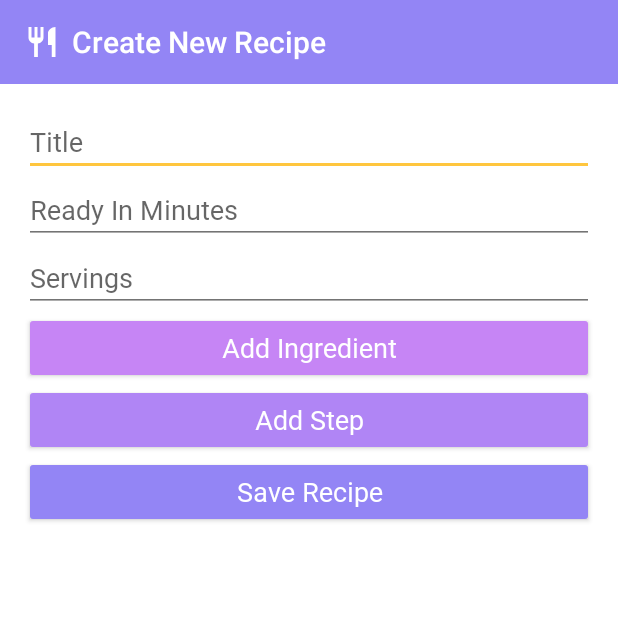
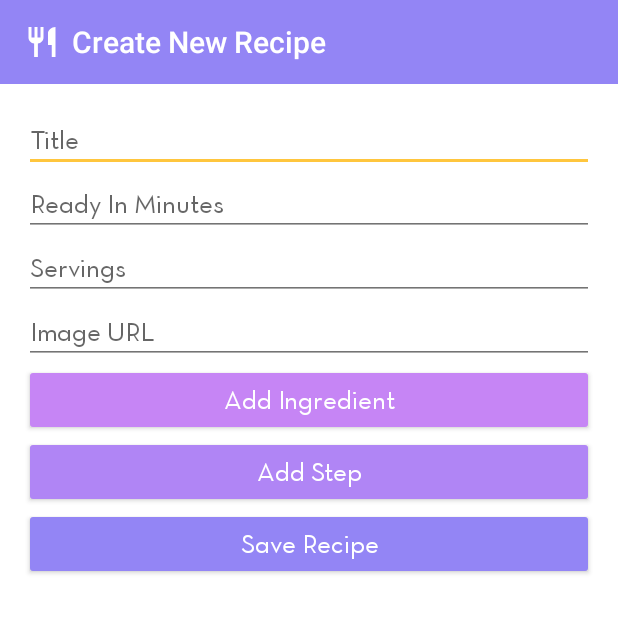
Before and after one commit to paulentine/LookMaCapstone, an Android app: the NewRecipeActivity screen opened directly, with no data from a screen before it, on a phone screen of 412 x 824 dp, the top half of it. Run offline under Robolectric (Android 15) with nearby library versions, the phone set to English and light mode, and no system bars; our stand-ins replace Firebase (no records; nobody signed in at launch, a user with empty details on screens opened directly).

Commit message:
Recipes have images, loaded with Glide. Re-did work for missing commit.

```diff
--- a/app/build.gradle
+++ b/app/build.gradle
@@ -57,5 +57,6 @@ dependencies {
     // Third-party libraries
     implementation 'me.zhanghai.android.materialratingbar:library:1.3.2'
     implementation 'com.github.bumptech.glide:glide:4.8.0'
+    implementation 'com.google.code.gson:gson:2.8.5'
 }
 apply plugin: 'com.google.gms.google-services'
--- a/app/src/main/java/com/paulentine/android/capstone/MainActivity.java
+++ b/app/src/main/java/com/paulentine/android/capstone/MainActivity.java
@@ -100,7 +100,7 @@ public class MainActivity extends AppCompatActivity implements
         mFirestore = FirebaseFirestore.getInstance();
 
         // Get the 50 highest rated recipes
-        mQuery = mFirestore.collection("testRecipes")
+        mQuery = mFirestore.collection("demo")
                 .orderBy("title", Query.Direction.DESCENDING)
                 .limit(LIMIT);
     }
--- a/app/src/main/java/com/paulentine/android/capstone/NewRecipeActivity.java
+++ b/app/src/main/java/com/paulentine/android/capstone/NewRecipeActivity.java
@@ -28,6 +28,7 @@ public class NewRecipeActivity extends AppCompatActivity {
     private EditText editTextTitle;
     private EditText editTextReadyInMinutes;
     private EditText editTextServings;
+    private EditText editTextImage;
     private int stepsCount;
 
     @Override
@@ -39,6 +40,7 @@ public class NewRecipeActivity extends AppCompatActivity {
         editTextTitle = findViewById(R.id.edit_text_title);
         editTextReadyInMinutes = findViewById(R.id.edit_text_ready_in_minutes);
         editTextServings = findViewById(R.id.edit_text_servings);
+        editTextImage = findViewById(R.id.edit_text_image);
 
         final LinearLayout stepsLayout = findViewById(R.id.steps_linear_layout);
         final Button mNewStepButton = findViewById(R.id.recipe_button_new_step);
@@ -64,11 +66,6 @@ public class NewRecipeActivity extends AppCompatActivity {
             public void onClick(View view) {
 
                 LinearLayout ingredientLayout = new LinearLayout(ingredientsLayout.getContext());
-//                LinearLayout.LayoutParams params = new LinearLayout.LayoutParams(LinearLayout.LayoutParams.MATCH_PARENT,
-//                        LinearLayout.LayoutParams.WRAP_CONTENT);
-//                ingredientLayout.setGravity(Gravity.CENTER);
-//                ingredientLayout.setLayoutParams(params);
-//                ingredientLayout.setPadding(10, 10, 10, 10);
 
                 EditText editAmount = new EditText(ingredientLayout.getContext());
                 editAmount.setTextAppearance(R.style.AppTheme_Body1);
@@ -103,11 +100,11 @@ public class NewRecipeActivity extends AppCompatActivity {
         String title = editTextTitle.getText().toString();
         int readyInMinutes = Integer.parseInt(editTextReadyInMinutes.getText().toString());
         int servings = Integer.parseInt(editTextServings.getText().toString());
+        String image = editTextImage.getText().toString();
         List<ExtendedIngredient> extendedIngredients = new ArrayList<ExtendedIngredient>();
         List<Step> steps = new ArrayList<Step>();
 
         final LinearLayout stepsLayout = findViewById(R.id.steps_linear_layout);
-//        int count = stepsLayout.getChildCount();
         for (int stepNum = 0; stepNum < stepsCount; stepNum++) {
             EditText stepField = (EditText)stepsLayout.getChildAt(stepNum);
             String stepInstruction = stepField.getText().toString();
@@ -143,9 +140,9 @@ public class NewRecipeActivity extends AppCompatActivity {
         }
 
         CollectionReference recipesRef = FirebaseFirestore.getInstance()
-                .collection("testRecipes");
+                .collection("demo");
 
-        recipesRef.add(new Recipe(title, readyInMinutes, servings, extendedIngredients, steps));
+        recipesRef.add(new Recipe(title, readyInMinutes, servings, image, extendedIngredients, steps));
 
         Toast.makeText(this, "Recipe added", Toast.LENGTH_SHORT).show();
         finish();
--- /dev/null
+++ b/app/src/main/res/drawable/ic_search.xml
@@ -0,0 +1,5 @@
+<vector android:height="24dp" android:tint="#8B30FF"
+    android:viewportHeight="24.0" android:viewportWidth="24.0"
+    android:width="24dp" xmlns:android="http://schemas.android.com/apk/res/android">
+    <path android:fillColor="#FF000000" android:pathData="M15.5,14h-0.79l-0.28,-0.27C15.41,12.59 16,11.11 16,9.5 16,5.91 13.09,3 9.5,3S3,5.91 3,9.5 5.91,16 9.5,16c1.61,0 3.09,-0.59 4.23,-1.57l0.27,0.28v0.79l5,4.99L20.49,19l-4.99,-5zM9.5,14C7.01,14 5,11.99 5,9.5S7.01,5 9.5,5 14,7.01 14,9.5 11.99,14 9.5,14z"/>
+</vector>
--- a/app/src/main/res/layout/activity_new_recipe.xml
+++ b/app/src/main/res/layout/activity_new_recipe.xml
@@ -54,13 +54,20 @@
             android:hint="Servings"
             android:inputType="text" />
 
+        <EditText
+            android:id="@+id/edit_text_image"
+            style="@style/AppTheme.Body1"
+            android:layout_width="match_parent"
+            android:layout_height="wrap_content"
+            android:hint="Image URL"
+            android:inputType="text" />
+
         <Button
             android:id="@+id/recipe_button_new_ingredient"
             style="@style/AppTheme.Body1"
             android:layout_width="match_parent"
             android:layout_height="wrap_content"
-            android:layout_alignTop="@+id/edit_text_servings"
-            android:layout_alignBottom="@+id/edit_text_servings"
+            android:layout_alignTop="@id/edit_text_image"
             android:backgroundTint="#C685F5"
             android:text="Add Ingredient"
             android:textColor="@android:color/white" />
@@ -71,8 +78,6 @@
             android:layout_width="match_parent"
             android:layout_height="wrap_content"
             android:layout_alignTop="@+id/edit_text_servings"
-            android:layout_alignBottom="@+id/edit_text_servings"
-            android:layout_toRightOf="@+id/recipe_button_new_ingredient"
             android:backgroundTint="#B085F5"
             android:text="Add Step"
             android:textColor="@android:color/white" />
--- a/app/src/main/res/layout/activity_recipe_detail.xml
+++ b/app/src/main/res/layout/activity_recipe_detail.xml
@@ -115,7 +115,7 @@
         android:layout_alignParentRight="true"
         android:layout_marginRight="16dp"
         android:layout_marginBottom="-28dp"
-        app:srcCompat="@drawable/ic_add_white_24px" />
+        app:srcCompat="@android:drawable/ic_btn_speak_now" />
 
     <!--Ingredients-->
     <TextView
--- a/app/src/main/res/layout/item_recipe.xml
+++ b/app/src/main/res/layout/item_recipe.xml
@@ -22,7 +22,6 @@
         android:layout_height="wrap_content"
         android:layout_alignTop="@+id/recipe_item_image"
         android:layout_marginLeft="8dp"
-        android:layout_marginTop="-6dp"
         android:layout_toLeftOf="@+id/recipe_item_id"
         android:layout_toRightOf="@+id/recipe_item_image"
         android:ellipsize="end"
```
Also changed, not shown: app/src/main/AndroidManifest.xml (+11 -15 lines), app/src/main/java/com/paulentine/android/capstone/RecipeDetailActivity.java (+9 -7 lines), app/src/main/java/com/paulentine/android/capstone/adapter/RecipeAdapter.java (+7 -40 lines), app/src/main/java/com/paulentine/android/capstone/model/Recipe.java (+14 -1 lines), app/src/main/res/font/bali.otf (added), app/src/main/res/font/neutra.ttf (added).
